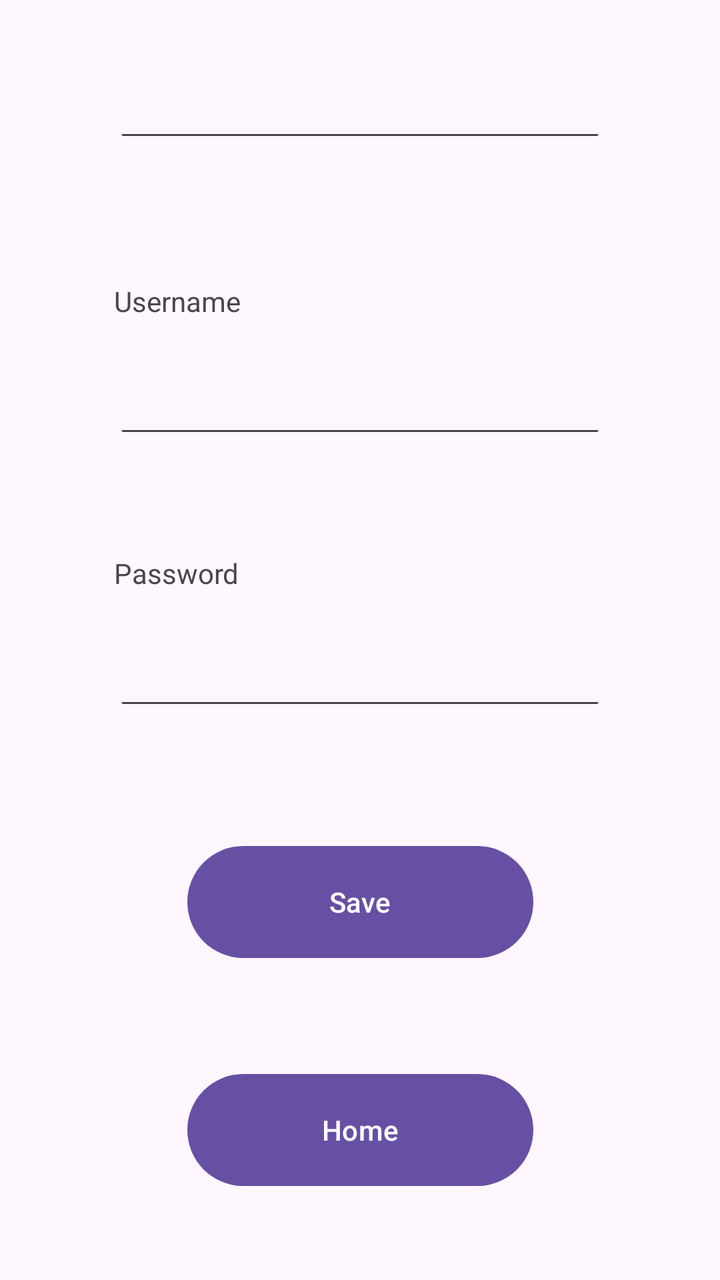
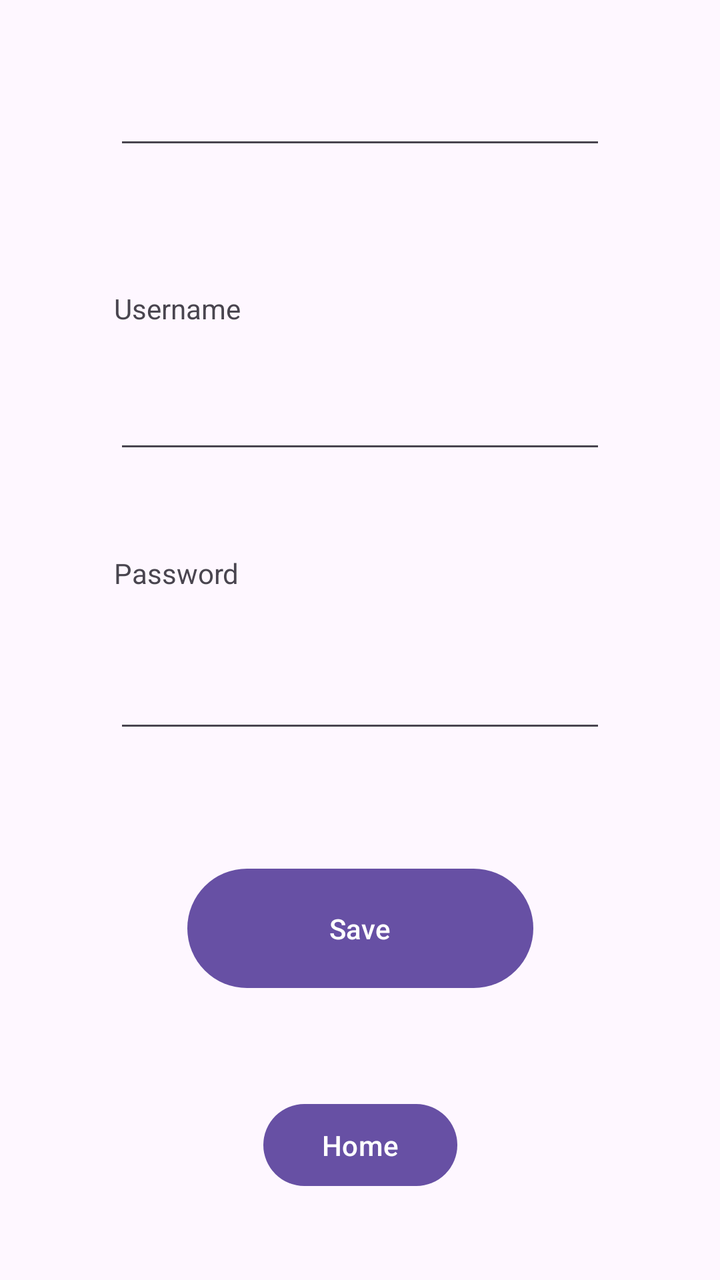

Two renders of the same Android screen: before a commit and after it. Below are the layout's source before the change and the commit's diff.
<!-- AndroidManifest.xml: application theme Theme.AppInterface1 -->
<!-- res/layout/activity_pswd_save.xml -->
<?xml version="1.0" encoding="utf-8"?>
<androidx.constraintlayout.widget.ConstraintLayout xmlns:android="http://schemas.android.com/apk/res/android"
    xmlns:app="http://schemas.android.com/apk/res-auto"
    xmlns:tools="http://schemas.android.com/tools"
    android:id="@+id/main"
    android:layout_width="match_parent"
    android:layout_height="match_parent"
    android:visibility="visible"
    tools:context=".pswdSave">

    <TextView
        android:id="@+id/textView8"
        android:layout_width="wrap_content"
        android:layout_height="wrap_content"
        android:text="Username"
        app:layout_constraintBottom_toTopOf="@+id/userText"
        app:layout_constraintStart_toStartOf="@+id/userText"
        app:layout_constraintTop_toBottomOf="@+id/desText" />

    <Button
        android:id="@+id/button10"
        android:layout_width="173dp"
        android:layout_height="0dp"
        android:layout_marginBottom="43dp"
        android:onClick="homeScreen"
        android:text="Home"
        app:layout_constraintBottom_toBottomOf="parent"
        app:layout_constraintEnd_toEndOf="parent"
        app:layout_constraintStart_toStartOf="parent"
        app:layout_constraintTop_toBottomOf="@+id/Store" />

    <EditText
        android:id="@+id/desText"
        android:layout_width="0dp"
        android:layout_height="0dp"
        android:layout_marginStart="57dp"
        android:layout_marginEnd="57dp"
        android:layout_marginBottom="65dp"
        android:ems="10"
        android:inputType="text"
        app:layout_constraintBottom_toTopOf="@+id/textView8"
        app:layout_constraintEnd_toEndOf="parent"
        app:layout_constraintStart_toStartOf="parent"
        app:layout_constraintTop_toBottomOf="@+id/textView6" />

    <EditText
        android:id="@+id/userText"
        android:layout_width="0dp"
        android:layout_height="0dp"
        android:layout_marginStart="57dp"
        android:layout_marginEnd="57dp"
        android:layout_marginBottom="72dp"
        android:ems="10"
        android:inputType="text"
        app:layout_constraintBottom_toTopOf="@+id/passText"
        app:layout_constraintEnd_toEndOf="parent"
        app:layout_constraintStart_toStartOf="parent"
        app:layout_constraintTop_toBottomOf="@+id/textView8" />

    <EditText
        android:id="@+id/passText"
        android:layout_width="0dp"
        android:layout_height="0dp"
        android:layout_marginStart="57dp"
        android:layout_marginEnd="57dp"
        android:layout_marginBottom="59dp"
        android:ems="10"
        android:inputType="text"
        app:layout_constraintBottom_toTopOf="@+id/Store"
        app:layout_constraintEnd_toEndOf="parent"
        app:layout_constraintStart_toStartOf="parent"
        app:layout_constraintTop_toBottomOf="@+id/userText" />

    <Button
        android:id="@+id/Store"
        android:layout_width="173dp"
        android:layout_height="0dp"
        android:layout_marginBottom="50dp"
        android:text="Save"
        android:onClick="savePSWD"
        app:layout_constraintBottom_toTopOf="@+id/button10"
        app:layout_constraintEnd_toEndOf="parent"
        app:layout_constraintStart_toStartOf="parent"
        app:layout_constraintTop_toBottomOf="@+id/passText" />

    <TextView
        android:id="@+id/textView6"
        android:layout_width="79dp"
        android:layout_height="0dp"
        android:layout_marginTop="84dp"
        android:layout_marginBottom="265dp"
        android:text="Description"
        app:layout_constraintBottom_toTopOf="@+id/textView7"
        app:layout_constraintStart_toStartOf="@+id/desText"
        app:layout_constraintTop_toTopOf="parent" />

    <TextView
        android:id="@+id/textView7"
        android:layout_width="wrap_content"
        android:layout_height="wrap_content"
        android:layout_marginBottom="344dp"
        android:text="Password"
        app:layout_constraintBottom_toBottomOf="parent"
        app:layout_constraintStart_toStartOf="@+id/passText"
        app:layout_constraintTop_toBottomOf="@+id/textView6" />

</androidx.constraintlayout.widget.ConstraintLayout>
<!-- resources referenced by this layout -->
<resources>
  <style name="Theme.AppInterface1" parent="Base.Theme.AppInterface1" />
  <style name="Base.Theme.AppInterface1" parent="Theme.Material3.DayNight.NoActionBar">
          
          
      </style>
</resources>

<!-- the commit's change to res/layout/activity_pswd_save.xml (unified diff, before → after) -->
@@ -19,8 +19,8 @@
 
     <Button
         android:id="@+id/button10"
-        android:layout_width="173dp"
-        android:layout_height="0dp"
+        android:layout_width="97dp"
+        android:layout_height="49dp"
         android:layout_marginBottom="43dp"
         android:onClick="homeScreen"
         android:text="Home"
